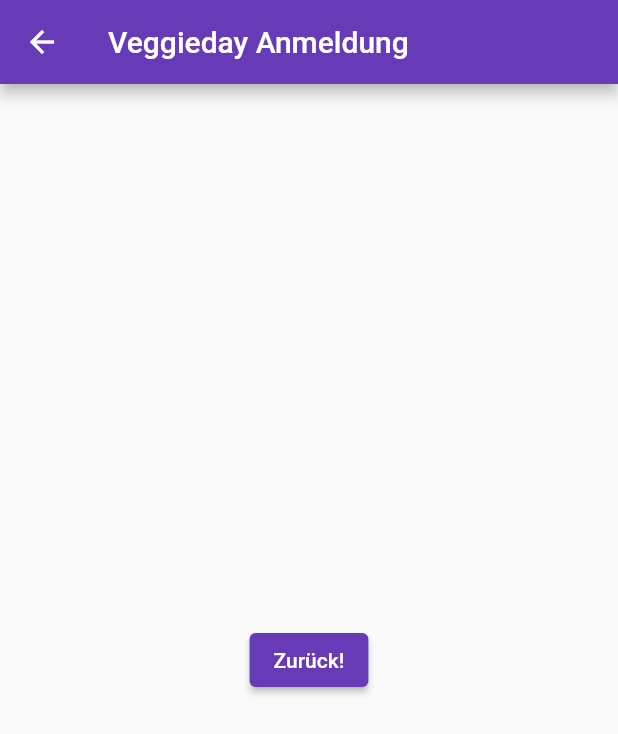
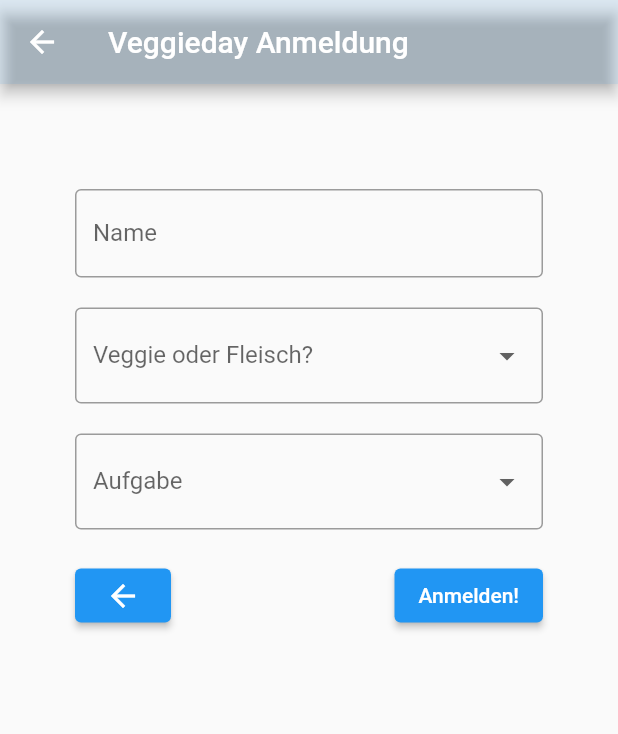
Before and after one commit to fvholten/veggieday-ituv, a Flutter app: the DashboardScreen screen opened by its route, after a tap on "Beim Veggieday anmelden", on a phone screen of 412 x 824 dp. Shown: the top 734 px of the screen. Run offline on Flutter 3.47's test engine with Material 2 defaults, Android fonts, the phone set to English and light mode, and no system bars; our stand-ins replace firebase_auth, firebase_core, flutter_login, font_awesome_flutter; accounts and stored records are empty; Roboto replaces fonts that are missing (NotoSans, OpenSans).

Commit message:
create signup_screen

```diff
--- a/lib/dashboard_screen.dart
+++ b/lib/dashboard_screen.dart
@@ -115,18 +115,19 @@ class _DashboardScreenState extends State<DashboardScreen>
             children: <Widget>[
               Column(
                 children: <Widget>[
+                  SizedBox(height: 20),
                   Center(
                       child: ElevatedButton(
+                        style: ElevatedButton.styleFrom(primary: Colors.blue),
                         child: const Text('Beim Veggieday anmelden'),
                         onPressed: () {
-                      Navigator.push(
-                        context,
-                        MaterialPageRoute(
-                          builder: (context) => const SignUpScreen()
+                          Navigator.push(context, MaterialPageRoute(
+                            builder: (context) => SignUpScreen()
                           ),
                           );
                         },
-                  )),
+                     )
+                  ),
                  ],
               )
             ],
--- a/lib/signup_screen.dart
+++ b/lib/signup_screen.dart
@@ -1,22 +1,145 @@
 import 'package:flutter/material.dart';
 
 class SignUpScreen extends StatelessWidget {
-  const SignUpScreen({super.key});
+  //const SignUpScreen({super.key});
+
+  final _formKey = GlobalKey<FormState>();
+
+  final List<String> aufgabenList = [
+  'Schnibbeln',
+  'Aufräumen',
+  'Einkaufen',
+  'Grillen',
+  ];
+
+  String? selectedValueTask;
+
+  final List<String> veggieList = [
+  'Veggie',
+  'Fleisch',
+  'Wurst',
+  'Fleisch und Wurst',
+  ];
+
+  String? selectedValueVeggie;
 
   @override
   Widget build(BuildContext context) {
+    final theme = Theme.of(context);
     return Scaffold(
       appBar: AppBar(
+        backgroundColor: theme.primaryColor.withOpacity(.1),
         title: const Text('Veggieday Anmeldung'),
       ),
-      body: Center(
-        child: ElevatedButton(
-          onPressed: () {
-            // Navigate back to first route when tapped.
-          },
-          child: const Text('Zurück!'),
+      body: SingleChildScrollView(
+          child: Form(
+            key: _formKey,
+            child: Padding(
+              padding: const EdgeInsets.all(50),
+              child: Column(
+                mainAxisAlignment: MainAxisAlignment.start,
+                children: [
+                  // Enter your name here
+                  SizedBox(height: 20),
+                  TextFormField(
+                    keyboardType: TextInputType.text,
+                    autocorrect: false,
+                    decoration: const InputDecoration(
+                      labelText: 'Name',
+                      border: OutlineInputBorder(),
+                    ),
+                    onChanged: (text){
+                      print(text);
+                    },
+                    validator: (value) {
+                      if (value!.isEmpty) {
+                        return 'Bitte deinen Namen eingeben';
+                      }
+                      return null;
+                    },
+                  ),
+                  SizedBox(height: 20),
+                  // veggie or meat
+                  DropdownButtonFormField(
+                    items: veggieList.map((item) =>
+                      DropdownMenuItem<String>(
+                        value: item,
+                        child: Text(
+                          item,
+                          style: const TextStyle(
+                            fontSize: 14,
+                          ),
+                        ),
+                      )
+                    )
+                    .toList(),
+                    decoration: const InputDecoration(
+                      labelText: 'Veggie oder Fleisch?',
+                      border: OutlineInputBorder(),
+                    ),
+                    value: selectedValueTask,
+                    onChanged: (value) {
+                      print(value);
+                      // setState(() {
+                      //   selectedValue = value as String;
+                      // });
+                    },),
+                  SizedBox(height: 20),
+                  // task
+                  DropdownButtonFormField(
+                    items: aufgabenList.map((item) =>
+                      DropdownMenuItem<String>(
+                        value: item,
+                        child: Text(
+                          item,
+                          style: const TextStyle(
+                            fontSize: 14,
+                          ),
+                        ),
+                      )
+                    )
+                    .toList(),
+                    decoration: const InputDecoration(
+                      labelText: 'Aufgabe',
+                      border: OutlineInputBorder(),
+                    ),
+                    value: selectedValueVeggie,
+                    onChanged: (value) {
+                      print(value);
+                      // setState(() {
+                      //   selectedValue = value as String;
+                      // });
+                    },),
+                  SizedBox(height: 20),
+                  //Zurück Button
+                  Row(
+                    mainAxisAlignment: MainAxisAlignment.spaceBetween,
+                    children: [
+                      ElevatedButton(
+                        child: const Icon(Icons.arrow_back),
+                        style: ElevatedButton.styleFrom(primary: Colors.blue),
+                        onPressed: () {
+                          Navigator.pop(context);
+                          // Navigate back to first route when tapped.
+                        },
+                        // child: const Text('Zurück!'),
+                      ),
+                      SizedBox(width: 20),
+                      ElevatedButton(
+                        style: ElevatedButton.styleFrom(primary: Colors.blue),
+                        onPressed: () {
+                          //TODO animation sign up successfull
+
+                        },
+                        child: const Text('Anmelden!'),
+                      ),
+                    ],
+                  ),
+                ],
+              )
+            )
+          )
         ),
-      ),
     );
   }
 }
```
Lines whose indentation alone changed are shown as unchanged.
